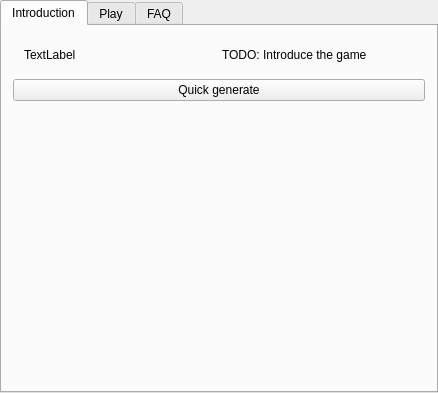
Qt form randovania/gui/ui_files/games_tab_supermetroid_widget.ui (randovania/randovania) before a commit.
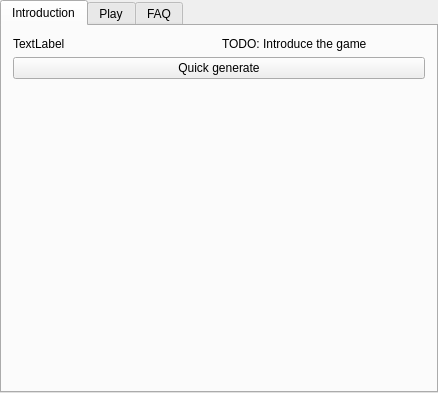
The same form after that commit. Custom widgets are drawn as their Qt base class.

Commit message:
Adjustments to the game introduction
- Justify the introduction
- Replace horizontal widget with just a layout, improving size propagation and reducing borders

```diff
--- a/randovania/gui/ui_files/games_tab_supermetroid_widget.ui
+++ b/randovania/gui/ui_files/games_tab_supermetroid_widget.ui
@@ -19,14 +19,7 @@
    </attribute>
    <layout class="QVBoxLayout" name="intro_layout">
     <item>
-     <widget class="QWidget" name="horizontalWidget" native="true">
-      <property name="minimumSize">
-       <size>
-        <width>0</width>
-        <height>0</height>
-       </size>
-      </property>
-      <layout class="QHBoxLayout" name="horizontalLayout">
+     <layout class="QHBoxLayout" name="intro_cover_layout">
        <item>
         <widget class="QLabel" name="game_cover_label">
          <property name="text">
@@ -37,7 +30,7 @@
        <item>
         <widget class="QLabel" name="intro_label">
          <property name="text">
-          <string>&lt;html&gt;&lt;head/&gt;&lt;body&gt;&lt;p&gt;TODO: Introduce the game&lt;/p&gt;&lt;/body&gt;&lt;/html&gt;</string>
+         <string>&lt;html&gt;&lt;head/&gt;&lt;body&gt;&lt;p align=&quot;justify&quot;&gt;TODO: Introduce the game&lt;/p&gt;&lt;/body&gt;&lt;/html&gt;</string>
          </property>
          <property name="wordWrap">
           <bool>true</bool>
@@ -45,7 +38,6 @@
         </widget>
        </item>
       </layout>
-     </widget>
     </item>
     <item>
      <widget class="QPushButton" name="quick_generate_button">
```
Left out of the diff: 2 changed lines with no effect on the pictures. Lines whose indentation alone changed are shown as unchanged. The commit also changes 7 other files.
